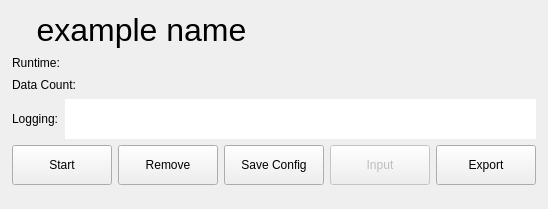
Above: howdyCoder/ui/qtUiFiles/algoStatusWidget.ui from rmallow/howdyCoder before the change. Below: the same form after it.
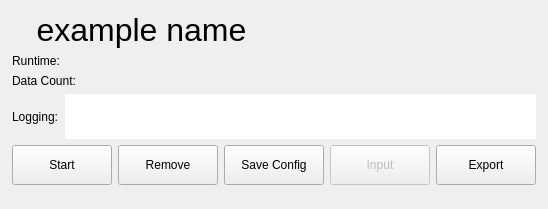
That is the form after the change.

Patch:
```diff
--- a/howdyCoder/ui/qtUiFiles/algoStatusWidget.ui
+++ b/howdyCoder/ui/qtUiFiles/algoStatusWidget.ui
@@ -218,7 +218,7 @@
      <property name="sizePolicy">
       <sizepolicy hsizetype="Preferred" vsizetype="Preferred">
        <horstretch>0</horstretch>
-       <verstretch>1</verstretch>
+       <verstretch>2</verstretch>
       </sizepolicy>
      </property>
      <layout class="QHBoxLayout" name="horizontalLayout_4">
```
Left out of the diff: 6 changed lines with no effect on the pictures.
